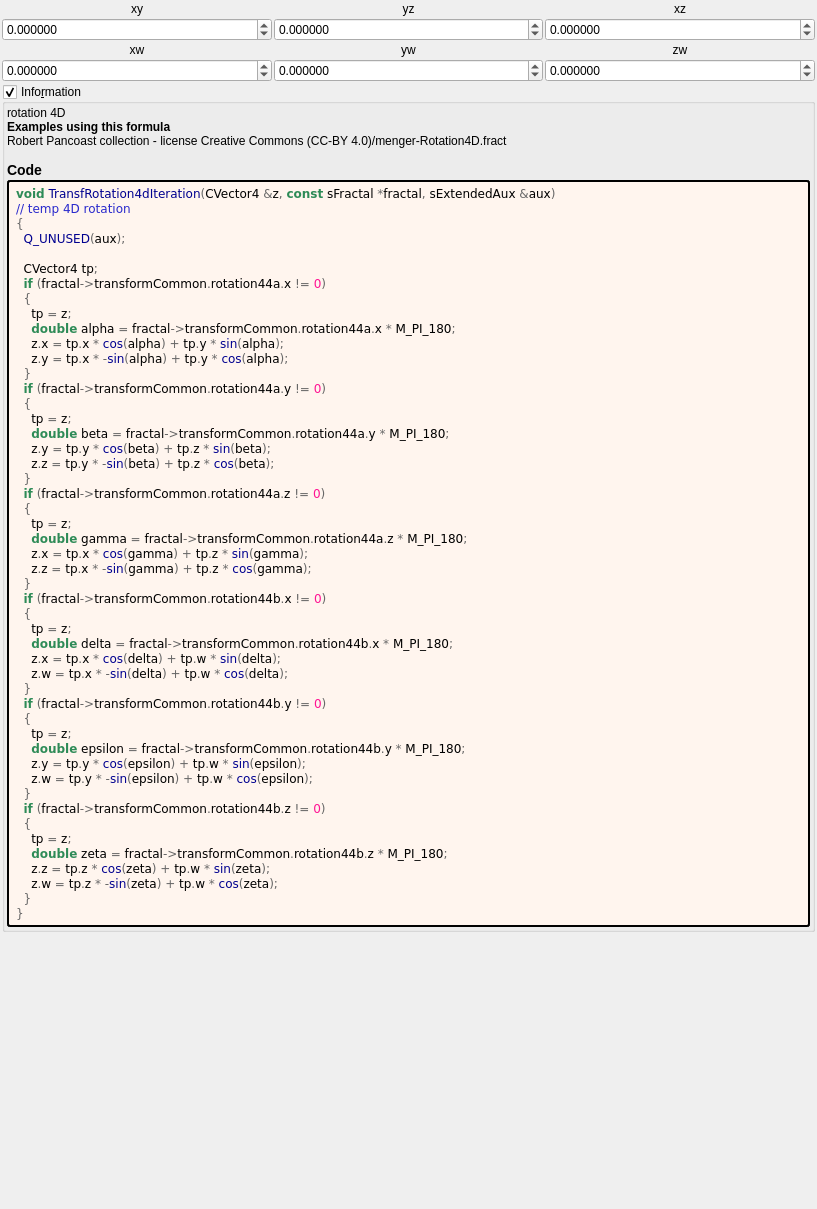
Old version of the form mandelbulber2/formula/ui/transf_rotation4d.ui in the repository buddhi1980/mandelbulber2.
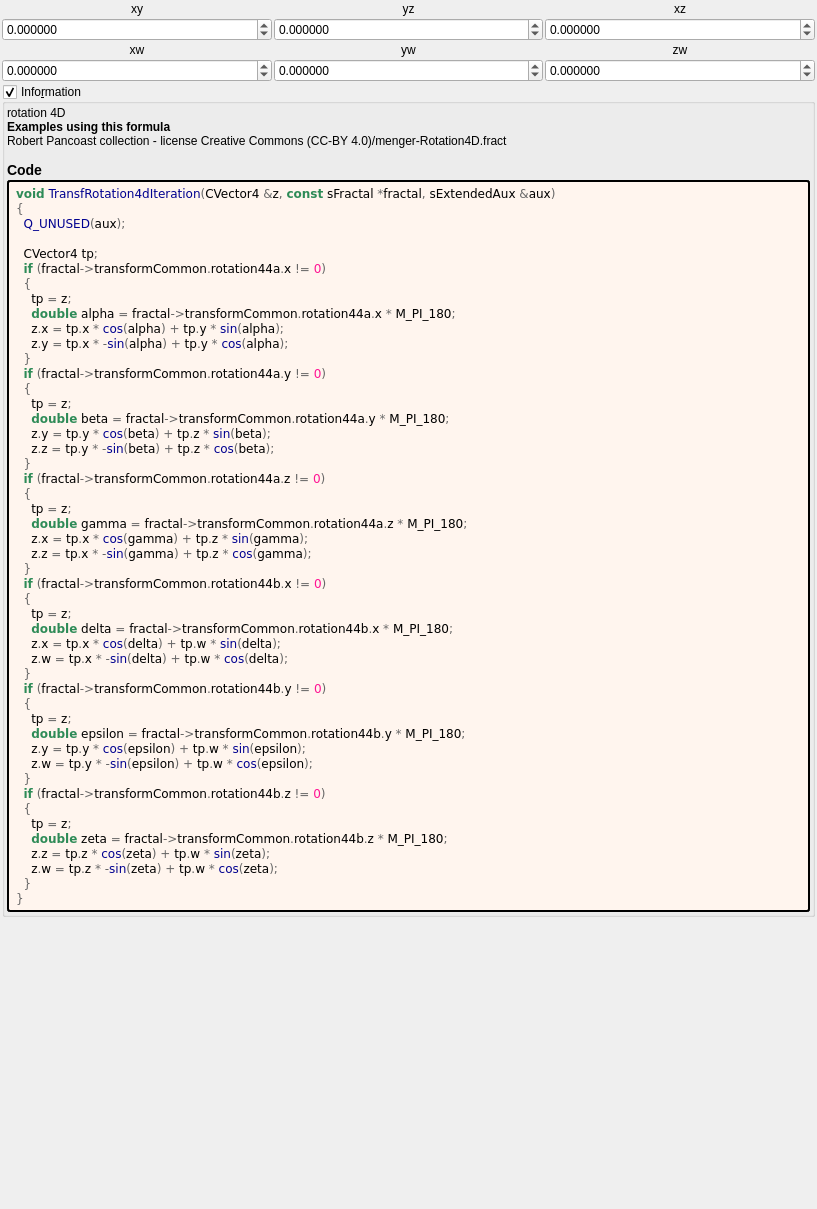
New version of the form. Custom widgets are drawn as their Qt base class.

Diff of the .ui file:
```diff
--- a/mandelbulber2/formula/ui/transf_rotation4d.ui
+++ b/mandelbulber2/formula/ui/transf_rotation4d.ui
@@ -324,7 +324,6 @@
         <property name="text">
          <string notr="true">&lt;body style=&quot;background-color:#fff5ee&quot;&gt;
 &lt;pre style=&quot;color:#000000; background-color:#fff5ee;  font-family:'Courier New',monospace;&quot;&gt;&lt;span style=&quot;color:#2e8b57; font-weight:bold&quot;&gt;void&lt;/span&gt; &lt;span style=&quot;color:#00008f&quot;&gt;TransfRotation4dIteration&lt;/span&gt;&lt;span style=&quot;color:#676767&quot;&gt;(&lt;/span&gt;CVector4 &lt;span style=&quot;color:#676767&quot;&gt;&amp;amp;&lt;/span&gt;z&lt;span style=&quot;color:#676767&quot;&gt;,&lt;/span&gt; &lt;span style=&quot;color:#2e8b57; font-weight:bold&quot;&gt;const&lt;/span&gt; sFractal &lt;span style=&quot;color:#676767&quot;&gt;*&lt;/span&gt;fractal&lt;span style=&quot;color:#676767&quot;&gt;,&lt;/span&gt; sExtendedAux &lt;span style=&quot;color:#676767&quot;&gt;&amp;amp;&lt;/span&gt;aux&lt;span style=&quot;color:#676767&quot;&gt;)&lt;/span&gt;
-&lt;span style=&quot;color:#2929cc&quot;&gt;// temp 4D rotation&lt;/span&gt;
 &lt;span style=&quot;color:#676767&quot;&gt;{&lt;/span&gt;
   &lt;span style=&quot;color:#00008f&quot;&gt;Q_UNUSED&lt;/span&gt;&lt;span style=&quot;color:#676767&quot;&gt;(&lt;/span&gt;aux&lt;span style=&quot;color:#676767&quot;&gt;);&lt;/span&gt;
 
```
